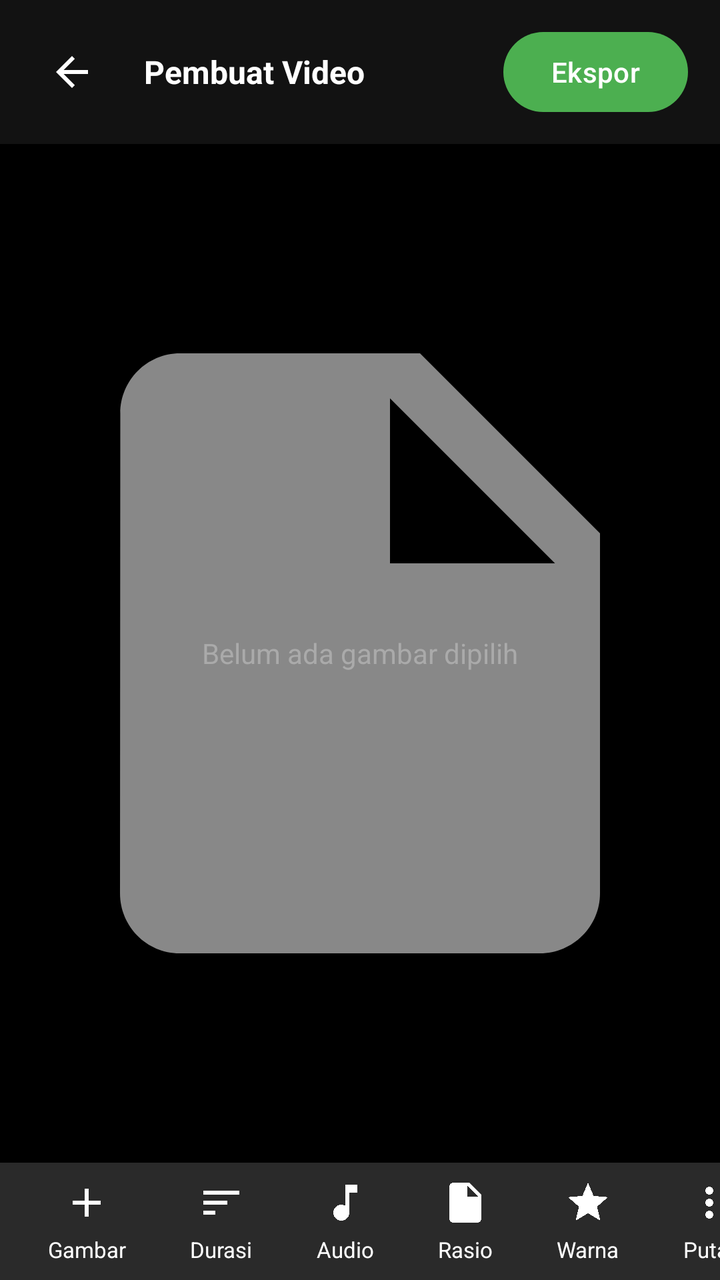
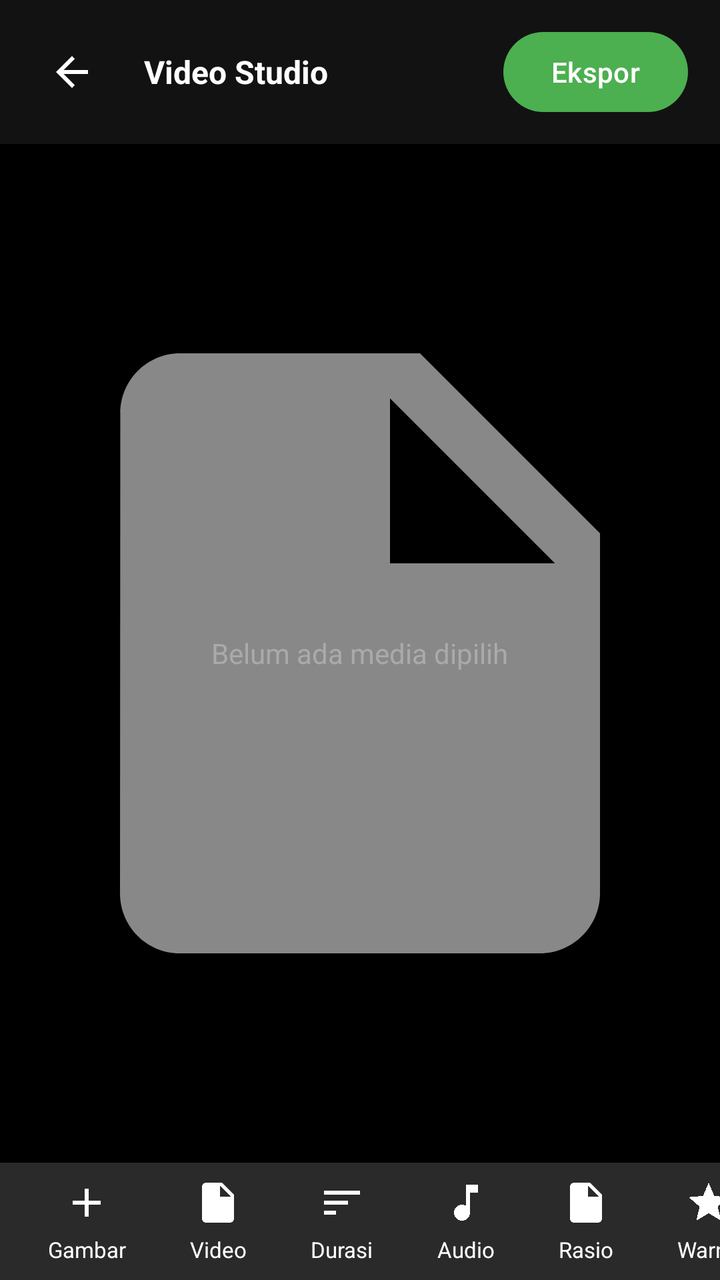

Two renders of the same Android screen: before a commit and after it. Below are the layout's source before the change and the commit's diff.
<!-- AndroidManifest.xml: application theme Theme.PlaManajer -->
<!-- res/layout/activity_video_editor.xml -->
<?xml version="1.0" encoding="utf-8"?>
<androidx.constraintlayout.widget.ConstraintLayout xmlns:android="http://schemas.android.com/apk/res/android"
    xmlns:app="http://schemas.android.com/apk/res-auto"
    android:layout_width="match_parent"
    android:layout_height="match_parent"
    android:background="#121212">

    
    <LinearLayout
        android:id="@+id/topBar"
        android:layout_width="match_parent"
        android:layout_height="wrap_content"
        android:orientation="horizontal"
        android:gravity="center_vertical"
        android:padding="16dp"
        app:layout_constraintTop_toTopOf="parent">
        
        <ImageButton
            android:id="@+id/btnBack"
            android:layout_width="40dp"
            android:layout_height="40dp"
            android:background="?attr/selectableItemBackgroundBorderless"
            android:src="@drawable/ic_back"
            app:tint="#FFFFFF" />

        <TextView
            android:layout_width="0dp"
            android:layout_height="wrap_content"
            android:layout_weight="1"
            android:text="Pembuat Video"
            android:textColor="#FFFFFF"
            android:textSize="16sp"
            android:textStyle="bold"
            android:layout_marginStart="16dp"/>

        <com.google.android.material.button.MaterialButton
            android:id="@+id/btnExport"
            android:layout_width="wrap_content"
            android:layout_height="40dp"
            android:text="Ekspor"
            android:insetTop="0dp"
            android:insetBottom="0dp"
            app:backgroundTint="#4CAF50" />
    </LinearLayout>

    
    <FrameLayout
        android:id="@+id/previewContainer"
        android:layout_width="match_parent"
        android:layout_height="0dp"
        android:background="#000000"
        app:layout_constraintTop_toBottomOf="@id/topBar"
        app:layout_constraintBottom_toTopOf="@id/bottomToolsContainer">

        <ImageView
            android:id="@+id/ivPreview"
            android:layout_width="match_parent"
            android:layout_height="match_parent"
            android:scaleType="fitCenter"
            android:src="@drawable/ic_file" /> 
            
        <TextView
            android:id="@+id/tvNoImage"
            android:layout_width="wrap_content"
            android:layout_height="wrap_content"
            android:layout_gravity="center"
            android:text="Belum ada gambar dipilih"
            android:textColor="#AAAAAA"
            android:textSize="14sp"/>
    </FrameLayout>

    
    <LinearLayout
        android:id="@+id/bottomToolsContainer"
        android:layout_width="match_parent"
        android:layout_height="wrap_content"
        android:orientation="vertical"
        android:background="#1E1E1E"
        app:layout_constraintBottom_toBottomOf="parent">

        
        <LinearLayout
            android:id="@+id/panelControls"
            android:layout_width="match_parent"
            android:layout_height="wrap_content"
            android:orientation="vertical"
            android:padding="16dp"
            android:visibility="gone">
            
            
            <LinearLayout android:id="@+id/panelDuration" android:layout_width="match_parent" android:layout_height="wrap_content" android:orientation="vertical" android:visibility="gone">
                <TextView android:layout_width="wrap_content" android:layout_height="wrap_content" android:text="Durasi per Gambar (Detik):" android:textColor="#FFFFFF"/>
                <EditText android:id="@+id/etDuration" android:layout_width="match_parent" android:layout_height="wrap_content" android:inputType="number" android:text="3" android:textColor="#FFFFFF" android:backgroundTint="#4CAF50"/>
            </LinearLayout>

            
            <LinearLayout android:id="@+id/panelAudio" android:layout_width="match_parent" android:layout_height="wrap_content" android:orientation="horizontal" android:visibility="gone" android:gravity="center_vertical">
                <com.google.android.material.button.MaterialButton android:id="@+id/btnPickAudio" android:layout_width="wrap_content" android:layout_height="wrap_content" android:text="Pilih Musik"/>
                <TextView android:id="@+id/tvAudioSelected" android:layout_width="0dp" android:layout_height="wrap_content" android:layout_weight="1" android:layout_marginStart="8dp" android:text="Belum ada musik" android:textColor="#AAAAAA" android:maxLines="1" android:ellipsize="end"/>
            </LinearLayout>

            
            <LinearLayout android:id="@+id/panelRatio" android:layout_width="match_parent" android:layout_height="wrap_content" android:orientation="horizontal" android:visibility="gone" android:gravity="center_vertical">
                <TextView android:layout_width="wrap_content" android:layout_height="wrap_content" android:text="Rasio: " android:textColor="#FFFFFF"/>
                <Spinner android:id="@+id/spinnerRatio" android:layout_width="0dp" android:layout_height="40dp" android:layout_weight="1" android:backgroundTint="#FFFFFF"/>
            </LinearLayout>

            
            <LinearLayout android:id="@+id/panelFilter" android:layout_width="match_parent" android:layout_height="wrap_content" android:orientation="vertical" android:visibility="gone">
                <TextView android:layout_width="wrap_content" android:layout_height="wrap_content" android:text="Kecerahan Gambar" android:textColor="#FFFFFF"/>
                <SeekBar android:id="@+id/seekBrightness" android:layout_width="match_parent" android:layout_height="48dp" android:max="200" android:progress="100" android:progressTint="#4CAF50" android:splitTrack="false" android:paddingHorizontal="16dp"/>
            </LinearLayout>
        </LinearLayout>

        
        <HorizontalScrollView
            android:layout_width="match_parent"
            android:layout_height="wrap_content"
            android:scrollbars="none"
            android:background="#2A2A2A">
            
            <LinearLayout
                android:layout_width="wrap_content"
                android:layout_height="wrap_content"
                android:orientation="horizontal"
                android:padding="8dp">

                <LinearLayout android:id="@+id/toolAddImage" android:layout_width="wrap_content" android:layout_height="wrap_content" android:orientation="vertical" android:gravity="center" android:paddingHorizontal="16dp">
                    <ImageView android:layout_width="24dp" android:layout_height="24dp" android:src="@drawable/ic_add" app:tint="#FFFFFF"/>
                    <TextView android:layout_width="wrap_content" android:layout_height="wrap_content" android:text="Gambar" android:textColor="#FFFFFF" android:textSize="11sp" android:layout_marginTop="4dp"/>
                </LinearLayout>

                <LinearLayout android:id="@+id/toolDuration" android:layout_width="wrap_content" android:layout_height="wrap_content" android:orientation="vertical" android:gravity="center" android:paddingHorizontal="16dp">
                    <ImageView android:layout_width="24dp" android:layout_height="24dp" android:src="@drawable/ic_sort" app:tint="#FFFFFF"/>
                    <TextView android:layout_width="wrap_content" android:layout_height="wrap_content" android:text="Durasi" android:textColor="#FFFFFF" android:textSize="11sp" android:layout_marginTop="4dp"/>
                </LinearLayout>

                <LinearLayout android:id="@+id/toolAudio" android:layout_width="wrap_content" android:layout_height="wrap_content" android:orientation="vertical" android:gravity="center" android:paddingHorizontal="16dp">
                    <ImageView android:layout_width="24dp" android:layout_height="24dp" android:src="@drawable/ic_music_note" app:tint="#FFFFFF"/>
                    <TextView android:layout_width="wrap_content" android:layout_height="wrap_content" android:text="Audio" android:textColor="#FFFFFF" android:textSize="11sp" android:layout_marginTop="4dp"/>
                </LinearLayout>

                <LinearLayout android:id="@+id/toolRatio" android:layout_width="wrap_content" android:layout_height="wrap_content" android:orientation="vertical" android:gravity="center" android:paddingHorizontal="16dp">
                    <ImageView android:layout_width="24dp" android:layout_height="24dp" android:src="@drawable/ic_file" app:tint="#FFFFFF"/>
                    <TextView android:layout_width="wrap_content" android:layout_height="wrap_content" android:text="Rasio" android:textColor="#FFFFFF" android:textSize="11sp" android:layout_marginTop="4dp"/>
                </LinearLayout>

                <LinearLayout android:id="@+id/toolFilter" android:layout_width="wrap_content" android:layout_height="wrap_content" android:orientation="vertical" android:gravity="center" android:paddingHorizontal="16dp">
                    <ImageView android:layout_width="24dp" android:layout_height="24dp" android:src="@drawable/ic_star" app:tint="#FFFFFF"/>
                    <TextView android:layout_width="wrap_content" android:layout_height="wrap_content" android:text="Warna" android:textColor="#FFFFFF" android:textSize="11sp" android:layout_marginTop="4dp"/>
                </LinearLayout>

                
                <LinearLayout android:id="@+id/toolRotateScreen" android:layout_width="wrap_content" android:layout_height="wrap_content" android:orientation="vertical" android:gravity="center" android:paddingHorizontal="16dp">
                    <ImageView android:layout_width="24dp" android:layout_height="24dp" android:src="@drawable/ic_more" app:tint="#FFFFFF"/>
                    <TextView android:layout_width="wrap_content" android:layout_height="wrap_content" android:text="Putar" android:textColor="#FFFFFF" android:textSize="11sp" android:layout_marginTop="4dp"/>
                </LinearLayout>

            </LinearLayout>
        </HorizontalScrollView>
    </LinearLayout>
</androidx.constraintlayout.widget.ConstraintLayout>
<!-- resources referenced by this layout -->
<resources>
  <!-- drawable ic_add (drawable) -->
  <vector xmlns:android="http://schemas.android.com/apk/res/android"
      android:width="24dp" android:height="24dp"
      android:viewportWidth="24" android:viewportHeight="24">
      <path android:fillColor="#FFFFFFFF"
          android:pathData="M19,13h-6v6h-2v-6H5v-2h6V5h2v6h6v2z"/>
  </vector>
  <!-- drawable ic_back (drawable) -->
  <vector xmlns:android="http://schemas.android.com/apk/res/android"
      android:width="24dp" android:height="24dp"
      android:viewportWidth="24" android:viewportHeight="24">
      <path android:fillColor="#FFFFFFFF"
          android:pathData="M20,11H7.83l5.59,-5.59L12,4l-8,8 8,8 1.41,-1.41L7.83,13H20v-2z"/>
  </vector>
  <!-- drawable ic_file (drawable) -->
  <vector xmlns:android="http://schemas.android.com/apk/res/android"
      android:width="24dp" android:height="24dp"
      android:viewportWidth="24" android:viewportHeight="24">
      <path android:fillColor="#FF888888"
          android:pathData="M6,2c-1.1,0 -1.99,0.9 -1.99,2L4,20c0,1.1 0.89,2 1.99,2L18,22c1.1,0 2,-0.9 2,-2L20,8l-6,-6L6,2zM13,9L13,3.5L18.5,9L13,9z"/>
  </vector>
  <!-- drawable ic_more (drawable) -->
  <vector xmlns:android="http://schemas.android.com/apk/res/android" android:width="24dp" android:height="24dp" android:viewportWidth="24" android:viewportHeight="24"><path android:fillColor="#FFFFFF" android:pathData="M12,8c1.1,0 2,-0.9 2,-2s-0.9,-2 -2,-2 -2,0.9 -2,2 0.9,2 2,2zM12,10c-1.1,0 -2,0.9 -2,2s0.9,2 2,2 2,-0.9 2,-2 -0.9,-2 -2,-2zM12,16c-1.1,0 -2,0.9 -2,2s0.9,2 2,2 2,-0.9 2,-2 -0.9,-2 -2,-2z"/></vector>
  <!-- drawable ic_music_note (drawable) -->
  <vector xmlns:android="http://schemas.android.com/apk/res/android" android:width="24dp" android:height="24dp" android:viewportWidth="24" android:viewportHeight="24">
      <path android:fillColor="#4CAF50" android:pathData="M12,3v10.55c-0.59,-0.34 -1.27,-0.55 -2,-0.55 -2.21,0 -4,1.79 -4,4s1.79,4 4,4 4,-1.79 4,-4V7h4V3h-6z"/>
  </vector>
  <!-- drawable ic_sort (drawable) -->
  <?xml version="1.0" encoding="utf-8"?>
  <vector xmlns:android="http://schemas.android.com/apk/res/android"
      android:width="24dp" android:height="24dp"
      android:viewportWidth="24" android:viewportHeight="24">
      <path android:fillColor="#FFFFFFFF"
          android:pathData="M3,18h6v-2L3,16v2zM3,6v2h18L21,6L3,6zM3,13h12v-2L3,11v2z"/>
  </vector>
  <!-- drawable ic_star (drawable) -->
  <vector xmlns:android="http://schemas.android.com/apk/res/android"
      android:width="24dp" android:height="24dp"
      android:viewportWidth="24" android:viewportHeight="24">
      <path android:fillColor="#FFFFC107"
          android:pathData="M12,17.27L18.18,21l-1.64,-7.03L22,9.24l-7.19,-0.61L12,2 9.19,8.63 2,9.24l5.46,4.73L5.82,21z"/>
  </vector>
  <style name="Theme.PlaManajer" parent="Theme.Material3.DayNight.NoActionBar">
          <item name="colorPrimary">@color/primary</item>
          <item name="colorOnPrimary">@color/on_primary</item>
          <item name="colorPrimaryContainer">@color/primary_container</item>
          <item name="colorOnPrimaryContainer">@color/on_primary_container</item>
          <item name="android:statusBarColor">?attr/colorSurface</item>
          <item name="android:windowLightStatusBar" tools:targetApi="m">?attr/isLightTheme</item>
      </style>
  <color name="primary">#5B8DEF</color>
  <color name="on_primary">#FFFFFF</color>
  <color name="primary_container">#D8E4FF</color>
  <color name="on_primary_container">#001B3D</color>
</resources>

<!-- the commit's change to res/layout/activity_video_editor.xml (unified diff, before → after) -->
@@ -27,7 +27,7 @@
             android:layout_width="0dp"
             android:layout_height="wrap_content"
             android:layout_weight="1"
-            android:text="Pembuat Video"
+            android:text="Video Studio"
             android:textColor="#FFFFFF"
             android:textSize="16sp"
             android:textStyle="bold"
@@ -57,14 +57,14 @@
             android:layout_width="match_parent"
             android:layout_height="match_parent"
             android:scaleType="fitCenter"
-            android:src="@drawable/ic_file" /> 
+            android:src="@drawable/ic_file" />
             
         <TextView
             android:id="@+id/tvNoImage"
             android:layout_width="wrap_content"
             android:layout_height="wrap_content"
             android:layout_gravity="center"
-            android:text="Belum ada gambar dipilih"
+            android:text="Belum ada media dipilih"
             android:textColor="#AAAAAA"
             android:textSize="14sp"/>
     </FrameLayout>
@@ -95,8 +95,8 @@
 
             
             <LinearLayout android:id="@+id/panelAudio" android:layout_width="match_parent" android:layout_height="wrap_content" android:orientation="horizontal" android:visibility="gone" android:gravity="center_vertical">
-                <com.google.android.material.button.MaterialButton android:id="@+id/btnPickAudio" android:layout_width="wrap_content" android:layout_height="wrap_content" android:text="Pilih Musik"/>
-                <TextView android:id="@+id/tvAudioSelected" android:layout_width="0dp" android:layout_height="wrap_content" android:layout_weight="1" android:layout_marginStart="8dp" android:text="Belum ada musik" android:textColor="#AAAAAA" android:maxLines="1" android:ellipsize="end"/>
+                <com.google.android.material.button.MaterialButton android:id="@+id/btnPickAudio" android:layout_width="wrap_content" android:layout_height="wrap_content" android:text="Pilih Audio"/>
+                <TextView android:id="@+id/tvAudioSelected" android:layout_width="0dp" android:layout_height="wrap_content" android:layout_weight="1" android:layout_marginStart="8dp" android:text="Belum ada audio" android:textColor="#AAAAAA" android:maxLines="1" android:ellipsize="end"/>
             </LinearLayout>
 
             
@@ -107,9 +107,38 @@
 
             
             <LinearLayout android:id="@+id/panelFilter" android:layout_width="match_parent" android:layout_height="wrap_content" android:orientation="vertical" android:visibility="gone">
-                <TextView android:layout_width="wrap_content" android:layout_height="wrap_content" android:text="Kecerahan Gambar" android:textColor="#FFFFFF"/>
+                <TextView android:layout_width="wrap_content" android:layout_height="wrap_content" android:text="Kecerahan" android:textColor="#FFFFFF"/>
                 <SeekBar android:id="@+id/seekBrightness" android:layout_width="match_parent" android:layout_height="48dp" android:max="200" android:progress="100" android:progressTint="#4CAF50" android:splitTrack="false" android:paddingHorizontal="16dp"/>
-            </LinearLayout>
+                <TextView android:layout_width="wrap_content" android:layout_height="wrap_content" android:text="Kontras" android:textColor="#FFFFFF"/>
+                <SeekBar android:id="@+id/seekContrast" android:layout_width="match_parent" android:layout_height="48dp" android:max="200" android:progress="100" android:progressTint="#4CAF50" android:splitTrack="false" android:paddingHorizontal="16dp"/>
+                <TextView android:layout_width="wrap_content" android:layout_height="wrap_content" android:text="Saturasi" android:textColor="#FFFFFF"/>
+                <SeekBar android:id="@+id/seekSaturation" android:layout_width="match_parent" android:layout_height="48dp" android:max="200" android:progress="100" android:progressTint="#4CAF50" android:splitTrack="false" android:paddingHorizontal="16dp"/>
+            </LinearLayout>
+
+            
+            <LinearLayout android:id="@+id/panelText" android:layout_width="match_parent" android:layout_height="wrap_content" android:orientation="vertical" android:visibility="gone">
+                <EditText android:id="@+id/etWatermark" android:layout_width="match_parent" android:layout_height="wrap_content" android:hint="Tulis teks watermark..." android:textColor="#FFFFFF" android:textColorHint="#888888"/>
+                <Spinner android:id="@+id/spinnerTextPos" android:layout_width="match_parent" android:layout_height="40dp" android:layout_marginTop="8dp" android:backgroundTint="#FFFFFF"/>
+            </LinearLayout>
+
+            
+            <LinearLayout android:id="@+id/panelSpeed" android:layout_width="match_parent" android:layout_height="wrap_content" android:orientation="vertical" android:visibility="gone">
+                <TextView android:layout_width="wrap_content" android:layout_height="wrap_content" android:text="Kecepatan Video" android:textColor="#FFFFFF"/>
+                <SeekBar android:id="@+id/seekSpeed" android:layout_width="match_parent" android:layout_height="48dp" android:max="200" android:progress="100" android:progressTint="#4CAF50" android:splitTrack="false" android:paddingHorizontal="16dp"/>
+            </LinearLayout>
+
+            
+            <LinearLayout android:id="@+id/panelVolume" android:layout_width="match_parent" android:layout_height="wrap_content" android:orientation="vertical" android:visibility="gone">
+                <TextView android:layout_width="wrap_content" android:layout_height="wrap_content" android:text="Volume Audio" android:textColor="#FFFFFF"/>
+                <SeekBar android:id="@+id/seekVolume" android:layout_width="match_parent" android:layout_height="48dp" android:max="200" android:progress="100" android:progressTint="#4CAF50" android:splitTrack="false" android:paddingHorizontal="16dp"/>
+            </LinearLayout>
+
+            
+            <LinearLayout android:id="@+id/panelEffects" android:layout_width="match_parent" android:layout_height="wrap_content" android:orientation="vertical" android:visibility="gone">
+                <TextView android:layout_width="wrap_content" android:layout_height="wrap_content" android:text="Efek Visual &amp; Audio" android:textColor="#FFFFFF" android:textStyle="bold"/>
+                <Spinner android:id="@+id/spinnerEffects" android:layout_width="match_parent" android:layout_height="40dp" android:layout_marginTop="8dp" android:backgroundTint="#FFFFFF"/>
+            </LinearLayout>
+            
         </LinearLayout>
 
         
@@ -130,6 +159,11 @@
                     <TextView android:layout_width="wrap_content" android:layout_height="wrap_content" android:text="Gambar" android:textColor="#FFFFFF" android:textSize="11sp" android:layout_marginTop="4dp"/>
                 </LinearLayout>
 
+                <LinearLayout android:id="@+id/toolAddVideo" android:layout_width="wrap_content" android:layout_height="wrap_content" android:orientation="vertical" android:gravity="center" android:paddingHorizontal="16dp">
+                    <ImageView android:layout_width="24dp" android:layout_height="24dp" android:src="@drawable/ic_file" app:tint="#FFFFFF"/>
+                    <TextView android:layout_width="wrap_content" android:layout_height="wrap_content" android:text="Video" android:textColor="#FFFFFF" android:textSize="11sp" android:layout_marginTop="4dp"/>
+                </LinearLayout>
+
                 <LinearLayout android:id="@+id/toolDuration" android:layout_width="wrap_content" android:layout_height="wrap_content" android:orientation="vertical" android:gravity="center" android:paddingHorizontal="16dp">
                     <ImageView android:layout_width="24dp" android:layout_height="24dp" android:src="@drawable/ic_sort" app:tint="#FFFFFF"/>
                     <TextView android:layout_width="wrap_content" android:layout_height="wrap_content" android:text="Durasi" android:textColor="#FFFFFF" android:textSize="11sp" android:layout_marginTop="4dp"/>
@@ -150,12 +184,46 @@
                     <TextView android:layout_width="wrap_content" android:layout_height="wrap_content" android:text="Warna" android:textColor="#FFFFFF" android:textSize="11sp" android:layout_marginTop="4dp"/>
                 </LinearLayout>
 
-                
+                <LinearLayout android:id="@+id/toolText" android:layout_width="wrap_content" android:layout_height="wrap_content" android:orientation="vertical" android:gravity="center" android:paddingHorizontal="16dp">
+                    <ImageView android:layout_width="24dp" android:layout_height="24dp" android:src="@drawable/ic_file" app:tint="#FFFFFF"/>
+                    <TextView android:layout_width="wrap_content" android:layout_height="wrap_content" android:text="Teks" android:textColor="#FFFFFF" android:textSize="11sp" android:layout_marginTop="4dp"/>
+                </LinearLayout>
+
+                <LinearLayout android:id="@+id/toolSpeed" android:layout_width="wrap_content" android:layout_height="wrap_content" android:orientation="vertical" android:gravity="center" android:paddingHorizontal="16dp">
+                    <ImageView android:layout_width="24dp" android:layout_height="24dp" android:src="@drawable/ic_sort" app:tint="#FFFFFF"/>
+                    <TextView android:layout_width="wrap_content" android:layout_height="wrap_content" android:text="Kecepatan" android:textColor="#FFFFFF" android:textSize="11sp" android:layout_marginTop="4dp"/>
+                </LinearLayout>
+
+                <LinearLayout android:id="@+id/toolVolume" android:layout_width="wrap_content" android:layout_height="wrap_content" android:orientation="vertical" android:gravity="center" android:paddingHorizontal="16dp">
+                    <ImageView android:layout_width="24dp" android:layout_height="24dp" android:src="@drawable/ic_music_note" app:tint="#FFFFFF"/>
+                    <TextView android:layout_width="wrap_content" android:layout_height="wrap_content" android:text="Volume" android:textColor="#FFFFFF" android:textSize="11sp" android:layout_marginTop="4dp"/>
+                </LinearLayout>
+
+                <LinearLayout android:id="@+id/toolEffects" android:layout_width="wrap_content" android:layout_height="wrap_content" android:orientation="vertical" android:gravity="center" android:paddingHorizontal="16dp">
+                    <ImageView android:layout_width="24dp" android:layout_height="24dp" android:src="@drawable/ic_star" app:tint="#FFFFFF"/>
+                    <TextView android:layout_width="wrap_content" android:layout_height="wrap_content" android:text="Efek" android:textColor="#FFFFFF" android:textSize="11sp" android:layout_marginTop="4dp"/>
+                </LinearLayout>
+
                 <LinearLayout android:id="@+id/toolRotateScreen" android:layout_width="wrap_content" android:layout_height="wrap_content" android:orientation="vertical" android:gravity="center" android:paddingHorizontal="16dp">
                     <ImageView android:layout_width="24dp" android:layout_height="24dp" android:src="@drawable/ic_more" app:tint="#FFFFFF"/>
                     <TextView android:layout_width="wrap_content" android:layout_height="wrap_content" android:text="Putar" android:textColor="#FFFFFF" android:textSize="11sp" android:layout_marginTop="4dp"/>
                 </LinearLayout>
 
+                <LinearLayout android:id="@+id/toolReverse" android:layout_width="wrap_content" android:layout_height="wrap_content" android:orientation="vertical" android:gravity="center" android:paddingHorizontal="16dp">
+                    <ImageView android:layout_width="24dp" android:layout_height="24dp" android:src="@drawable/ic_more" app:tint="#FFFFFF"/>
+                    <TextView android:layout_width="wrap_content" android:layout_height="wrap_content" android:text="Balik" android:textColor="#FFFFFF" android:textSize="11sp" android:layout_marginTop="4dp"/>
+                </LinearLayout>
+
+                <LinearLayout android:id="@+id/toolMute" android:layout_width="wrap_content" android:layout_height="wrap_content" android:orientation="vertical" android:gravity="center" android:paddingHorizontal="16dp">
+                    <ImageView android:layout_width="24dp" android:layout_height="24dp" android:src="@drawable/ic_music_note" app:tint="#FFFFFF"/>
+                    <TextView android:layout_width="wrap_content" android:layout_height="wrap_content" android:text="Mute" android:textColor="#FFFFFF" android:textSize="11sp" android:layout_marginTop="4dp"/>
+                </LinearLayout>
+
+                <LinearLayout android:id="@+id/toolGif" android:layout_width="wrap_content" android:layout_height="wrap_content" android:orientation="vertical" android:gravity="center" android:paddingHorizontal="16dp">
+                    <ImageView android:layout_width="24dp" android:layout_height="24dp" android:src="@drawable/ic_file" app:tint="#FFFFFF"/>
+                    <TextView android:layout_width="wrap_content" android:layout_height="wrap_content" android:text="Jadikan GIF" android:textColor="#FFFFFF" android:textSize="11sp" android:layout_marginTop="4dp"/>
+                </LinearLayout>
+
             </LinearLayout>
         </HorizontalScrollView>
     </LinearLayout>
